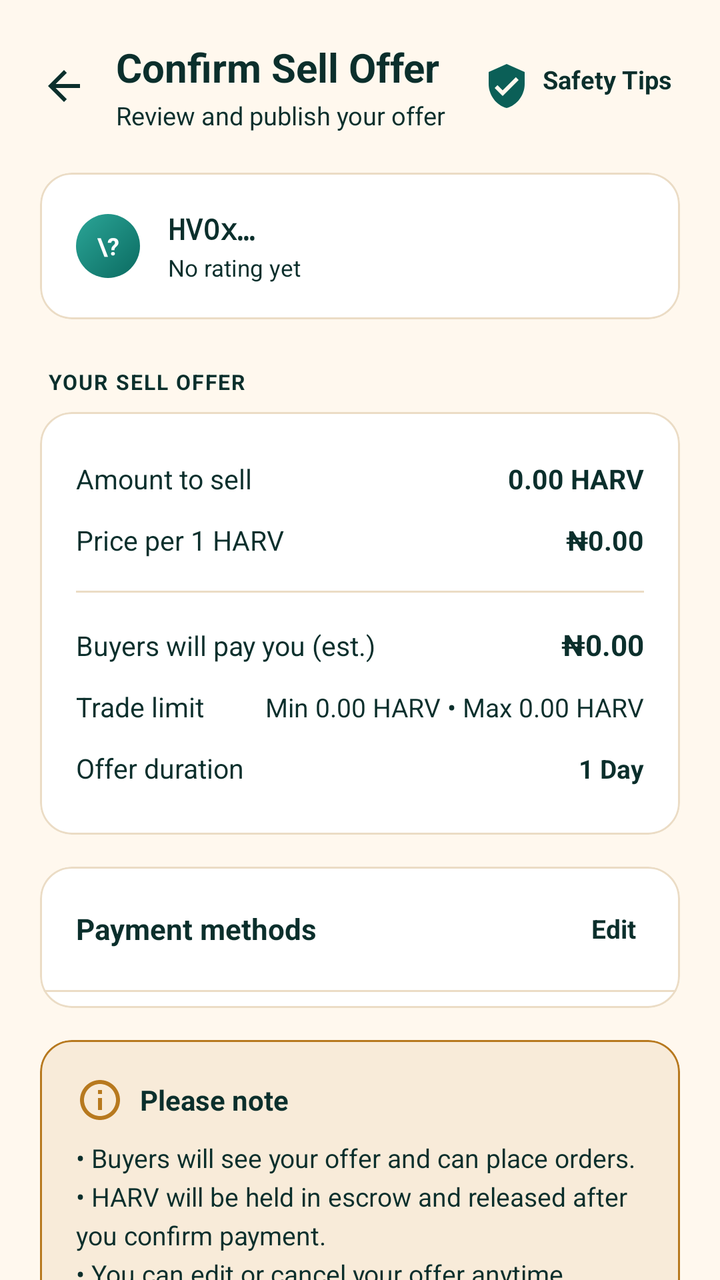
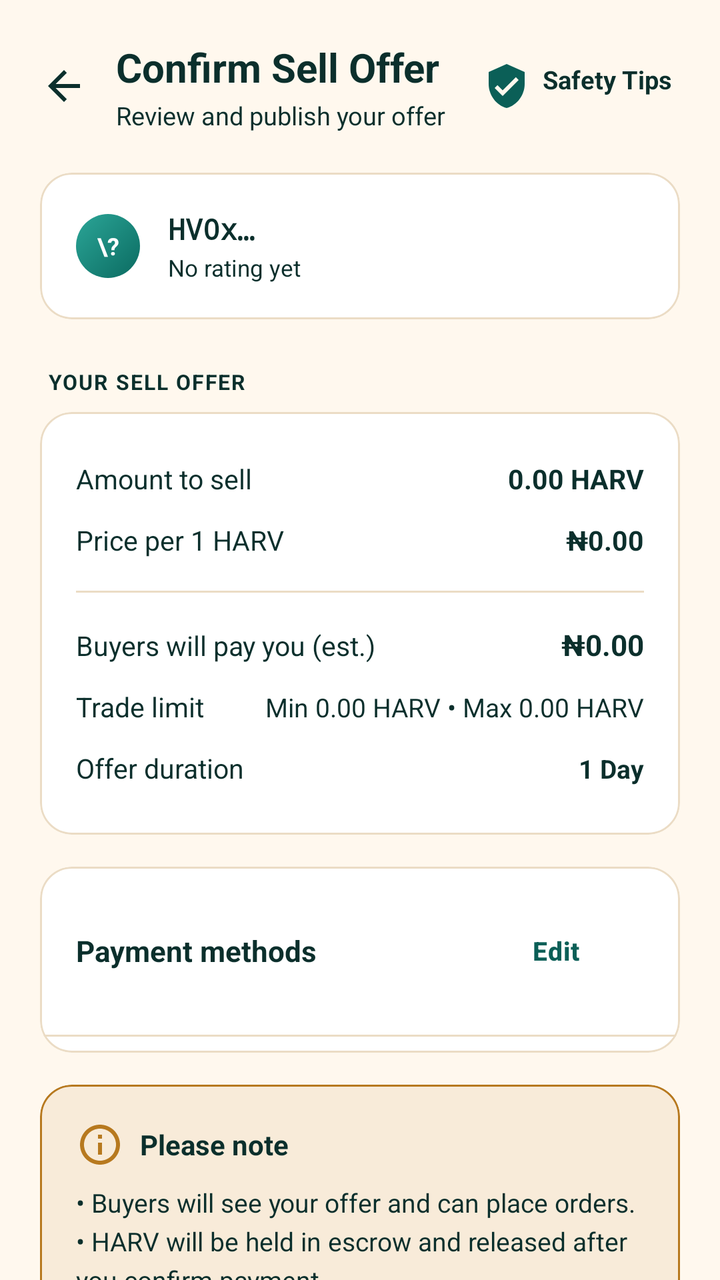

Before-and-after screenshots of an Android layout around one commit, followed by the original layout XML and the change that was made.
<!-- AndroidManifest.xml: application theme AppTheme -->
<!-- res/layout/comfirm_sell_offer.xml -->
<androidx.coordinatorlayout.widget.CoordinatorLayout
	xmlns:android="http://schemas.android.com/apk/res/android"
	xmlns:app="http://schemas.android.com/apk/res-auto"
	xmlns:tools="http://schemas.android.com/tools"
	android:layout_width="match_parent"
	android:layout_height="match_parent"
	android:background="@color/colorP2pBg"
	app:layout_behavior="@string/appbar_scrolling_view_behavior"
	android:id="@+id/_main">
	<androidx.core.widget.NestedScrollView
		android:id="@+id/vscroll1"
		android:layout_width="match_parent"
		android:layout_height="match_parent"
		android:fillViewport="true"
		android:overScrollMode="never">
		<LinearLayout
			android:id="@+id/linear3"
			android:layout_width="match_parent"
			android:layout_height="wrap_content"
			android:padding="20dp"
			android:orientation="vertical">
			<LinearLayout
				android:id="@+id/linear4"
				android:layout_width="match_parent"
				android:layout_height="wrap_content"
				android:gravity="center_vertical"
				android:orientation="horizontal">
				<ImageView
					android:id="@+id/btn_confirm_sell_back"
					android:layout_width="24dp"
					android:layout_height="24dp"
					android:background="?attr/selectableItemBackgroundBorderless"
					android:src="@drawable/ic_arrow_back"
					android:contentDescription="Back"
					android:scaleType="centerInside"
					android:focusable="true"
					app:tint="@color/colorP2pTextPrimary" />
				<LinearLayout
					android:id="@+id/linear5"
					android:layout_width="0dp"
					android:layout_height="wrap_content"
					android:orientation="vertical"
					android:layout_weight="1"
					android:layout_marginStart="14dp">
					<TextView
						android:id="@+id/tv_confirm_title"
						android:layout_width="wrap_content"
						android:layout_height="wrap_content"
						android:text="Confirm Sell Offer"
						android:textSize="20sp"
						android:textStyle="bold" />
					<TextView
						android:id="@+id/tv_confirm_subtitle"
						android:layout_width="wrap_content"
						android:layout_height="wrap_content"
						android:layout_marginTop="2dp"
						android:text="Review and publish your offer"
						android:textSize="12.5sp" />
				</LinearLayout>
				<TextView
					android:id="@+id/textview6"
					android:layout_width="wrap_content"
					android:layout_height="wrap_content"
					android:padding="4dp"
					android:background="?attr/selectableItemBackground"
					android:text="Safety Tips"
					android:textStyle="bold"
					android:textSize="12.5sp"
					android:focusable="true"
					android:drawableStart="@drawable/ic_shield"
					android:drawablePadding="6dp"
					android:drawableTint="@color/colorP2pAccent" />
			</LinearLayout>
			<com.google.android.material.card.MaterialCardView
				android:id="@+id/cardview5"
				android:layout_width="match_parent"
				android:layout_height="wrap_content"
				android:layout_marginTop="20dp"
				app:cardBackgroundColor="@color/colorSurface"
				app:cardCornerRadius="16dp"
				app:cardElevation="0dp"
				app:strokeColor="@color/colorP2pBorder"
				app:strokeWidth="1dp">
				<LinearLayout
					android:id="@+id/linear6"
					android:layout_width="match_parent"
					android:layout_height="wrap_content"
					android:padding="18dp"
					android:gravity="center_vertical"
					android:orientation="horizontal">
					<TextView
						android:id="@+id/tv_confirm_seller_initial"
						android:layout_width="32dp"
						android:layout_height="32dp"
						android:gravity="center"
						android:text="\\?"
						android:textSize="12sp"
						android:textStyle="bold"
	android:background="@drawable/bg_avatar"
	android:textColor="#FFFFFFFF"/>
					<LinearLayout
						android:id="@+id/linear7"
						android:layout_width="0dp"
						android:layout_height="wrap_content"
						android:orientation="vertical"
						android:layout_weight="1"
						android:layout_marginStart="14dp">
						<TextView
							android:id="@+id/tv_confirm_seller_name"
							android:layout_width="wrap_content"
							android:layout_height="wrap_content"
							android:text="HV0x…"
							android:textStyle="bold"
							android:textSize="14.5sp"
							android:fontFamily="monospace" />
						<TextView
							android:id="@+id/tv_confirm_seller_rating"
							android:layout_width="wrap_content"
							android:layout_height="wrap_content"
							android:layout_marginTop="2dp"
							android:text="No rating yet"
							android:textSize="11.5sp" />
					</LinearLayout>
					<TextView
						android:id="@+id/tv_confirm_seller_status"
						android:layout_width="wrap_content"
						android:layout_height="wrap_content"
						android:textSize="11.5sp"
						android:visibility="gone" />
				</LinearLayout>
			</com.google.android.material.card.MaterialCardView>
			<TextView
				android:id="@+id/textview7"
				android:layout_width="wrap_content"
				android:layout_height="wrap_content"
				android:layout_marginTop="24dp"
				android:layout_marginBottom="8dp"
				android:text="YOUR SELL OFFER"
				android:textStyle="bold"
				android:textSize="10.5sp"
				android:layout_marginStart="4dp"
				android:letterSpacing="0.06" />
			<com.google.android.material.card.MaterialCardView
				android:id="@+id/cardview6"
				android:layout_width="match_parent"
				android:layout_height="wrap_content"
				app:cardBackgroundColor="@color/colorSurface"
				app:cardCornerRadius="16dp"
				app:cardElevation="0dp"
				app:strokeColor="@color/colorP2pBorder"
				app:strokeWidth="1dp">
				<LinearLayout
					android:id="@+id/linear8"
					android:layout_width="match_parent"
					android:layout_height="wrap_content"
					android:padding="18dp"
					android:orientation="vertical">
					<LinearLayout
						android:id="@+id/linear9"
						android:layout_width="match_parent"
						android:layout_height="wrap_content"
						android:orientation="horizontal"
						android:paddingVertical="6dp">
						<TextView
							android:id="@+id/tv_confirm_amount_label"
							android:layout_width="0dp"
							android:layout_height="wrap_content"
							android:text="Amount to sell"
							android:layout_weight="1"
							android:textSize="13.5sp" />
						<TextView
							android:id="@+id/tv_confirm_amount"
							android:layout_width="wrap_content"
							android:layout_height="wrap_content"
							android:text="0.00 HARV"
							android:textStyle="bold"
							android:textSize="13.5sp" />
					</LinearLayout>
					<LinearLayout
						android:id="@+id/linear10"
						android:layout_width="match_parent"
						android:layout_height="wrap_content"
						android:orientation="horizontal"
						android:paddingVertical="6dp">
						<TextView
							android:id="@+id/textview8"
							android:layout_width="0dp"
							android:layout_height="wrap_content"
							android:text="Price per 1 HARV"
							android:layout_weight="1"
							android:textSize="13.5sp" />
						<TextView
							android:id="@+id/tv_confirm_unit_price"
							android:layout_width="wrap_content"
							android:layout_height="wrap_content"
							android:text="₦0.00"
							android:textStyle="bold"
							android:textSize="13.5sp" />
					</LinearLayout>
					<View
						android:id="@+id/view11"
						android:layout_width="match_parent"
						android:layout_height="1dp"
						android:background="@color/colorP2pBorder"
						android:layout_marginVertical="10dp" />
					<LinearLayout
						android:id="@+id/linear12"
						android:layout_width="match_parent"
						android:layout_height="wrap_content"
						android:orientation="horizontal"
						android:paddingVertical="6dp">
						<TextView
							android:id="@+id/tv_confirm_pay_direction_label"
							android:layout_width="0dp"
							android:layout_height="wrap_content"
							android:text="Buyers will pay you (est.)"
							android:layout_weight="1"
							android:textSize="13.5sp" />
						<TextView
							android:id="@+id/tv_confirm_buyers_pay"
							android:layout_width="wrap_content"
							android:layout_height="wrap_content"
							android:text="₦0.00"
							android:textStyle="bold"
							android:textSize="14.5sp" />
					</LinearLayout>
					<LinearLayout
						android:id="@+id/linear13"
						android:layout_width="match_parent"
						android:layout_height="wrap_content"
						android:orientation="horizontal"
						android:paddingVertical="6dp">
						<TextView
							android:id="@+id/textview9"
							android:layout_width="0dp"
							android:layout_height="wrap_content"
							android:text="Trade limit"
							android:layout_weight="1"
							android:textSize="13.5sp" />
						<TextView
							android:id="@+id/tv_confirm_trade_limit"
							android:layout_width="wrap_content"
							android:layout_height="wrap_content"
							android:text="Min 0.00 HARV • Max 0.00 HARV"
							android:textSize="13sp" />
					</LinearLayout>
					<LinearLayout
						android:id="@+id/linear14"
						android:layout_width="match_parent"
						android:layout_height="wrap_content"
						android:orientation="horizontal"
						android:paddingVertical="6dp">
						<TextView
							android:id="@+id/textview10"
							android:layout_width="0dp"
							android:layout_height="wrap_content"
							android:text="Offer duration"
							android:layout_weight="1"
							android:textSize="13.5sp" />
						<TextView
							android:id="@+id/tv_confirm_duration"
							android:layout_width="wrap_content"
							android:layout_height="wrap_content"
							android:text="1 Day"
							android:textSize="13sp"
							android:textStyle="bold" />
					</LinearLayout>
				</LinearLayout>
			</com.google.android.material.card.MaterialCardView>
			<com.google.android.material.card.MaterialCardView
				android:id="@+id/cardview7"
				android:layout_width="match_parent"
				android:layout_height="wrap_content"
				android:layout_marginTop="16dp"
				app:cardBackgroundColor="@color/colorSurface"
				app:cardCornerRadius="16dp"
				app:cardElevation="0dp"
				app:strokeColor="@color/colorP2pBorder"
				app:strokeWidth="1dp">
				<LinearLayout
					android:id="@+id/linear15"
					android:layout_width="match_parent"
					android:layout_height="wrap_content"
					android:orientation="vertical">
					<LinearLayout
						android:id="@+id/linear16"
						android:layout_width="match_parent"
						android:layout_height="wrap_content"
						android:padding="18dp"
						android:gravity="center_vertical"
						android:orientation="horizontal">
						<TextView
							android:id="@+id/textview11"
							android:layout_width="0dp"
							android:layout_height="wrap_content"
							android:text="Payment methods"
							android:textStyle="bold"
							android:layout_weight="1"
							android:textSize="14.5sp" />
						<TextView
							android:id="@+id/btn_confirm_edit_payment"
							android:layout_width="wrap_content"
							android:layout_height="wrap_content"
							android:padding="4dp"
							android:background="?attr/selectableItemBackground"
							android:text="Edit"
							android:textSize="13sp"
							android:textStyle="bold"
							android:focusable="true" />
					</LinearLayout>
					<View
						android:id="@+id/view17"
						android:layout_width="match_parent"
						android:layout_height="1dp"
						android:background="@color/colorP2pBorder" />
					<LinearLayout
						android:id="@+id/layout_confirm_payment_methods"
						android:layout_width="match_parent"
						android:layout_height="wrap_content"
						android:paddingBottom="8dp"
						android:orientation="vertical" />
				</LinearLayout>
			</com.google.android.material.card.MaterialCardView>
			<com.google.android.material.card.MaterialCardView
				android:id="@+id/cardview8"
				android:layout_width="match_parent"
				android:layout_height="wrap_content"
				android:layout_marginTop="16dp"
				app:cardBackgroundColor="@color/colorAmberSoft"
				app:cardCornerRadius="16dp"
				app:cardElevation="0dp"
				app:strokeColor="@color/colorAmber"
				app:strokeWidth="1dp">
				<LinearLayout
					android:id="@+id/linear18"
					android:layout_width="match_parent"
					android:layout_height="wrap_content"
					android:padding="18dp"
					android:orientation="vertical">
					<TextView
						android:id="@+id/textview12"
						android:layout_width="match_parent"
						android:layout_height="wrap_content"
						android:gravity="center_vertical"
						android:text="Please note"
						android:textSize="14sp"
						android:textStyle="bold"
						android:drawableStart="@drawable/ic_info"
						android:drawablePadding="8dp"
						android:drawableTint="@color/colorAmber" />
					<TextView
						android:id="@+id/textview13"
						android:layout_width="match_parent"
						android:layout_height="wrap_content"
						android:layout_marginTop="8dp"
						android:text="• Buyers will see your offer and can place orders.\n• HARV will be held in escrow and released after you confirm payment.\n• You can edit or cancel your offer anytime before it is matched."
						android:textSize="13sp"
						android:lineSpacingExtra="4dp" />
				</LinearLayout>
			</com.google.android.material.card.MaterialCardView>
			<com.google.android.material.button.MaterialButton
				android:id="@+id/btn_publish_offer"
				android:layout_width="match_parent"
				android:layout_height="52dp"
				android:layout_marginTop="24dp"
				android:text="Publish Offer"
				android:textSize="15sp"
				android:textStyle="bold"
				android:textAllCaps="false"
				app:backgroundTint="@color/colorP2pAccent"
				app:cornerRadius="14dp"
				app:elevation="0dp" />
			<com.google.android.material.button.MaterialButton
				android:id="@+id/btn_save_as_draft"
				android:layout_width="match_parent"
				android:layout_height="48dp"
				android:layout_marginTop="10dp"
				android:text="Save as Draft"
				android:textSize="14sp"
				android:textStyle="bold"
				style="@style/Widget.MaterialComponents.Button.OutlinedButton"
				android:textAllCaps="false"
				app:backgroundTint="@color/colorP2pSurfaceAlt"
				app:cornerRadius="14dp"
				app:elevation="0dp"
				app:strokeColor="@color/colorP2pBorder"
				app:strokeWidth="1dp" />
			<com.google.android.material.button.MaterialButton
				android:id="@+id/btn_cancel_sell_offer"
				android:layout_width="match_parent"
				android:layout_height="48dp"
				android:layout_marginTop="10dp"
				android:text="Cancel"
				android:textSize="14sp"
				android:textStyle="bold"
				style="@style/Widget.MaterialComponents.Button.OutlinedButton"
				android:textAllCaps="false"
				app:backgroundTint="@color/colorP2pSurfaceAlt"
				app:cornerRadius="14dp"
				app:elevation="0dp"
				app:strokeColor="@color/colorError"
				app:strokeWidth="1dp" />
			<TextView
				android:id="@+id/textview14"
				android:layout_width="match_parent"
				android:layout_height="wrap_content"
				android:layout_marginTop="16dp"
				android:gravity="center_vertical"
				android:text="P2P trades are secured by escrow. Learn more"
				android:textSize="11.5sp"
				android:layout_marginStart="4dp"
				android:drawableStart="@drawable/ic_shield"
				android:drawablePadding="6dp"
				android:drawableTint="@color/colorP2pTextMuted" />
			<com.google.android.material.card.MaterialCardView
				android:id="@+id/cardview9"
				android:layout_width="match_parent"
				android:layout_height="wrap_content"
				android:layout_marginTop="20dp"
				app:cardBackgroundColor="@color/colorSurface"
				app:cardCornerRadius="16dp"
				app:cardElevation="0dp"
				app:strokeColor="@color/colorP2pBorder"
				app:strokeWidth="1dp">
				<LinearLayout
					android:id="@+id/linear19"
					android:layout_width="match_parent"
					android:layout_height="wrap_content"
					android:padding="18dp"
					android:orientation="vertical">
					<TextView
						android:id="@+id/textview15"
						android:layout_width="match_parent"
						android:layout_height="wrap_content"
						android:text="How selling works"
						android:textStyle="bold"
						android:textSize="14.5sp" />
					<LinearLayout
						android:id="@+id/linear20"
						android:layout_width="match_parent"
						android:layout_height="wrap_content"
						android:layout_marginTop="16dp"
						android:orientation="horizontal">
						<LinearLayout
							android:id="@+id/linear21"
							android:layout_width="0dp"
							android:layout_height="wrap_content"
							android:gravity="center_horizontal"
							android:orientation="vertical"
							android:layout_weight="1">
							<ImageView
								android:id="@+id/imageview1"
								android:layout_width="36dp"
								android:layout_height="36dp"
								android:padding="8dp"
								android:src="@drawable/ic_description"
								android:scaleType="centerInside"
								android:backgroundTint="@color/colorP2pSurfaceAlt"
								app:tint="@color/colorP2pAccent" />
							<TextView
								android:id="@+id/textview16"
								android:layout_width="match_parent"
								android:layout_height="wrap_content"
								android:layout_marginTop="8dp"
								android:gravity="center_horizontal|center_vertical"
								android:text="1. Publish offer"
								android:textSize="11sp"
								android:textStyle="bold" />
							<TextView
								android:id="@+id/textview17"
								android:layout_width="match_parent"
								android:layout_height="wrap_content"
								android:layout_marginTop="2dp"
								android:gravity="center_horizontal|center_vertical"
								android:text="Set price &amp; methods"
								android:textSize="10sp" />
						</LinearLayout>
						<LinearLayout
							android:id="@+id/linear22"
							android:layout_width="0dp"
							android:layout_height="wrap_content"
							android:gravity="center_horizontal"
							android:orientation="vertical"
							android:layout_weight="1">
							<ImageView
								android:id="@+id/imageview2"
								android:layout_width="36dp"
								android:layout_height="36dp"
								android:padding="8dp"
								android:src="@drawable/ic_wallet"
								android:scaleType="centerInside"
								android:backgroundTint="@color/colorP2pSurfaceAlt"
								app:tint="@color/colorP2pAccent" />
							<TextView
								android:id="@+id/textview18"
								android:layout_width="match_parent"
								android:layout_height="wrap_content"
								android:layout_marginTop="8dp"
								android:gravity="center_horizontal|center_vertical"
								android:text="2. Buyer order"
								android:textSize="11sp"
								android:textStyle="bold" />
							<TextView
								android:id="@+id/textview19"
								android:layout_width="match_parent"
								android:layout_height="wrap_content"
								android:layout_marginTop="2dp"
								android:gravity="center_horizontal|center_vertical"
								android:text="Buyer sends funds"
								android:textSize="10sp" />
						</LinearLayout>
						<LinearLayout
							android:id="@+id/linear23"
							android:layout_width="0dp"
							android:layout_height="wrap_content"
							android:gravity="center_horizontal"
							android:orientation="vertical"
							android:layout_weight="1">
							<ImageView
								android:id="@+id/imageview3"
								android:layout_width="36dp"
								android:layout_height="36dp"
								android:padding="8dp"
								android:src="@drawable/icon_check_round"
								android:scaleType="centerInside"
								android:backgroundTint="@color/colorP2pSurfaceAlt"
								app:tint="@color/colorP2pAccent" />
							<TextView
								android:id="@+id/textview20"
								android:layout_width="match_parent"
								android:layout_height="wrap_content"
								android:layout_marginTop="8dp"
								android:gravity="center_horizontal|center_vertical"
								android:text="3. Confirm"
								android:textSize="11sp"
								android:textStyle="bold" />
							<TextView
								android:id="@+id/textview21"
								android:layout_width="match_parent"
								android:layout_height="wrap_content"
								android:layout_marginTop="2dp"
								android:gravity="center_horizontal|center_vertical"
								android:text="Verify bank payment"
								android:textSize="10sp" />
						</LinearLayout>
						<LinearLayout
							android:id="@+id/linear24"
							android:layout_width="0dp"
							android:layout_height="wrap_content"
							android:gravity="center_horizontal"
							android:orientation="vertical"
							android:layout_weight="1">
							<ImageView
								android:id="@+id/imageview4"
								android:layout_width="36dp"
								android:layout_height="36dp"
								android:padding="8dp"
								android:src="@drawable/ic_person"
								android:scaleType="centerInside"
								android:backgroundTint="@color/colorP2pSurfaceAlt"
								app:tint="@color/colorP2pAccent" />
							<TextView
								android:id="@+id/textview22"
								android:layout_width="match_parent"
								android:layout_height="wrap_content"
								android:layout_marginTop="8dp"
								android:gravity="center_horizontal|center_vertical"
								android:text="4. Released"
								android:textSize="11sp"
								android:textStyle="bold" />
							<TextView
								android:id="@+id/textview23"
								android:layout_width="match_parent"
								android:layout_height="wrap_content"
								android:layout_marginTop="2dp"
								android:gravity="center_horizontal|center_vertical"
								android:text="HARV goes to buyer"
								android:textSize="10sp" />
						</LinearLayout>
					</LinearLayout>
				</LinearLayout>
			</com.google.android.material.card.MaterialCardView>
		</LinearLayout>
	</androidx.core.widget.NestedScrollView>
</androidx.coordinatorlayout.widget.CoordinatorLayout>
<!-- resources referenced by this layout -->
<resources>
  <style name="AppTheme" parent="Theme.MaterialComponents.DayNight.NoActionBar">
          <item name="popupMenuStyle">@style/HarvanaPopupMenu</item>
          <item name="actionOverflowMenuStyle">@style/HarvanaPopupMenu</item>
          
          <item name="spinnerStyle">@style/HarvanaSpinner</item>
          <item name="materialButtonStyle">@style/HarvanaButton</item>
          <item name="materialButtonOutlinedStyle">@style/HarvanaButton.Outlined</item>
          
          <item name="homeAsUpIndicator">@drawable/ic_nav_back</item>
          
          <item name="android:textViewStyle">@style/HarvanaTextView</item>
          <item name="appBarColor">@color/colorBackground</item>
          <item name="onAppBarColor">@color/colorTextPrimary</item>
          <item name="colorSecondary">@color/colorAccent</item>
          <item name="colorOnSecondary">@color/colorTextOnAccent</item>
          <item name="colorPrimaryVariant">@color/colorAccentDark</item>
          <item name="colorSecondaryVariant">@color/colorAccentDark</item>
          <item name="colorError">@color/colorError</item>
          <item name="colorOnError">@color/colorTextPrimaryWhite</item>
          <item name="colorControlActivated">@color/colorAccent</item>
          <item name="colorControlNormal">@color/colorControlNormal</item>
          <item name="colorControlHighlight">@color/colorAccentRipple</item>
          <item name="android:textColorHighlight">@color/colorAccentStroke</item>
          <item name="android:textColorLink">@color/colorAccentStrong</item>
          <item name="android:editTextColor">@color/colorTextPrimary</item>
          <item name="android:navigationBarColor">@color/colorBackground</item>
          <item name="colorPrimary">@color/colorAccent</item>
          <item name="colorPrimaryDark">@color/colorAccentStrong</item>
          <item name="colorAccent">@color/colorAccent</item>
          <item name="colorSurface">@color/colorSurface</item>
          <item name="colorOnPrimary">@color/colorTextOnAccent</item>
          <item name="colorOnSurface">@color/colorTextPrimary</item>
          <item name="colorOnBackground">@color/colorTextPrimary</item>
          <item name="colorOnSurfaceVariant">@color/colorTextSecondary</item>
          <item name="android:textColorPrimary">@color/colorTextPrimary</item>
          <item name="android:textColorSecondary">@color/colorTextSecondary</item>
          <item name="android:textColorHint">@color/colorTextTertiary</item>
          <item name="android:statusBarColor">?attr/appBarColor</item>
          <item name="android:windowLightStatusBar">true</item>
          <item name="android:windowBackground">@color/colorBackground</item>
          <item name="alertDialogTheme">@style/HarvanaAlertDialog</item>
          <item name="materialAlertDialogTheme">@style/HarvanaAlertDialog</item>
          <item name="bottomSheetDialogTheme">@style/HarvanaBottomSheetDialog</item>
      </style>
  <!-- unchanged entries left out for length: 45 -->
</resources>

<!-- the commit's change to res/layout/comfirm_sell_offer.xml (unified diff, before → after) -->
@@ -197,12 +197,12 @@
 							android:textStyle="bold"
 							android:textSize="13.5sp" />
 					</LinearLayout>
-					<View
+					<com.google.android.material.divider.MaterialDivider
 						android:id="@+id/view11"
 						android:layout_width="match_parent"
 						android:layout_height="1dp"
-						android:background="@color/colorP2pBorder"
-						android:layout_marginVertical="10dp" />
+						android:layout_marginVertical="10dp"
+	app:dividerColor="@color/colorP2pBorder"/>
 					<LinearLayout
 						android:id="@+id/linear12"
 						android:layout_width="match_parent"
@@ -297,22 +297,23 @@
 							android:textStyle="bold"
 							android:layout_weight="1"
 							android:textSize="14.5sp" />
-						<TextView
+						<com.google.android.material.button.MaterialButton
 							android:id="@+id/btn_confirm_edit_payment"
 							android:layout_width="wrap_content"
 							android:layout_height="wrap_content"
 							android:padding="4dp"
-							android:background="?attr/selectableItemBackground"
 							android:text="Edit"
 							android:textSize="13sp"
 							android:textStyle="bold"
-							android:focusable="true" />
-					</LinearLayout>
-					<View
+							android:focusable="true"
+	style="@style/Widget.MaterialComponents.Button.TextButton"
+	android:textAllCaps="false"/>
+					</LinearLayout>
+					<com.google.android.material.divider.MaterialDivider
 						android:id="@+id/view17"
 						android:layout_width="match_parent"
 						android:layout_height="1dp"
-						android:background="@color/colorP2pBorder" />
+	app:dividerColor="@color/colorP2pBorder"/>
 					<LinearLayout
 						android:id="@+id/layout_confirm_payment_methods"
 						android:layout_width="match_parent"
<!-- resource entries referenced after the edit -->
@@ -7,6 +7,9 @@
           <item name="spinnerStyle">@style/HarvanaSpinner</item>
           <item name="materialButtonStyle">@style/HarvanaButton</item>
           <item name="materialButtonOutlinedStyle">@style/HarvanaButton.Outlined</item>
+          <item name="textInputStyle">@style/Harvana.TextInputLayout</item>
+          <item name="materialCardViewStyle">@style/Harvana.Card</item>
+          <item name="borderlessButtonStyle">@style/HarvanaButton.Text</item>
           
           <item name="homeAsUpIndicator">@drawable/ic_nav_back</item>
           
@@ -44,6 +47,30 @@
           <item name="materialAlertDialogTheme">@style/HarvanaAlertDialog</item>
           <item name="bottomSheetDialogTheme">@style/HarvanaBottomSheetDialog</item>
       </style>
+  <style name="Harvana.TextInputLayout" parent="Widget.MaterialComponents.TextInputLayout.OutlinedBox">
+          <item name="boxCornerRadiusTopStart">12dp</item>
+          <item name="boxCornerRadiusTopEnd">12dp</item>
+          <item name="boxCornerRadiusBottomStart">12dp</item>
+          <item name="boxCornerRadiusBottomEnd">12dp</item>
+          <item name="boxStrokeColor">@color/colorAccent</item>
+          <item name="hintTextColor">@color/colorAccent</item>
+          <item name="android:textColorHint">@color/colorTextTertiary</item>
+      </style>
+  <style name="Harvana.Card" parent="Widget.MaterialComponents.CardView">
+          <item name="cardBackgroundColor">@color/colorSurface</item>
+          <item name="cardCornerRadius">16dp</item>
+          <item name="cardElevation">0dp</item>
+          <item name="strokeColor">@color/colorCardStroke</item>
+          <item name="strokeWidth">1dp</item>
+          <item name="rippleColor">@color/colorAccentRipple</item>
+      </style>
+  <style name="HarvanaButton.Text" parent="Widget.MaterialComponents.Button.TextButton">
+          <item name="cornerRadius">12dp</item>
+          <item name="android:textAllCaps">false</item>
+          <item name="android:textStyle">bold</item>
+          <item name="android:textColor">@color/colorAccentStrong</item>
+          <item name="rippleColor">@color/colorAccentRipple</item>
+      </style>
   <!-- unchanged entries left out for length: 45 -->
 </resources>
 
